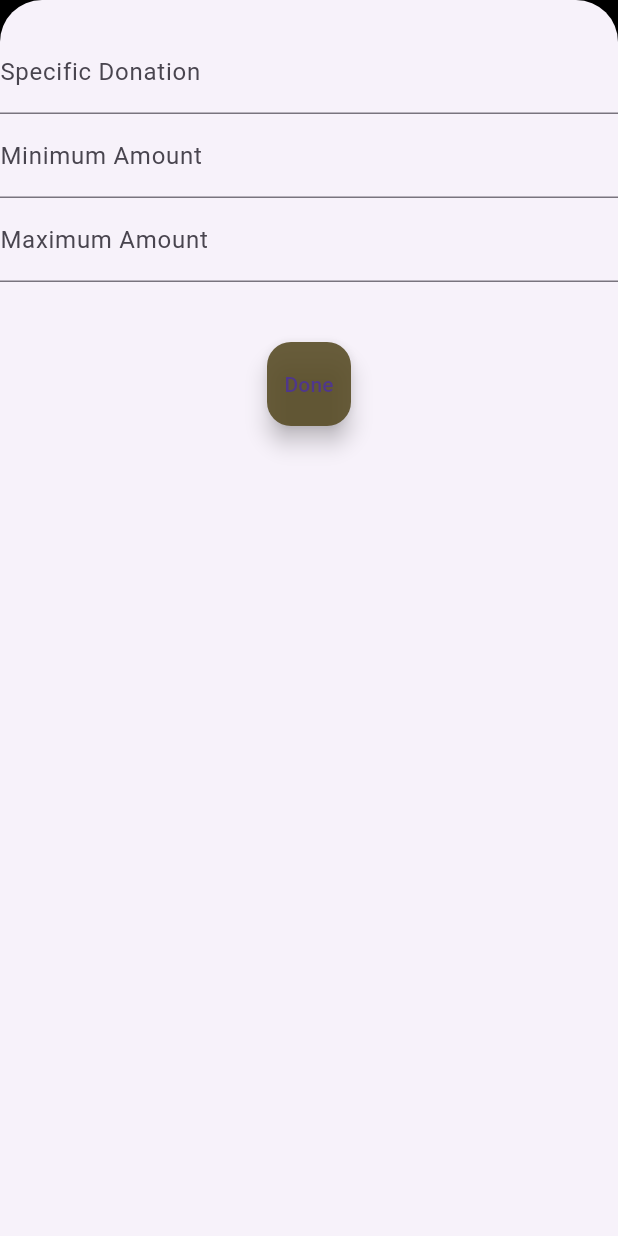
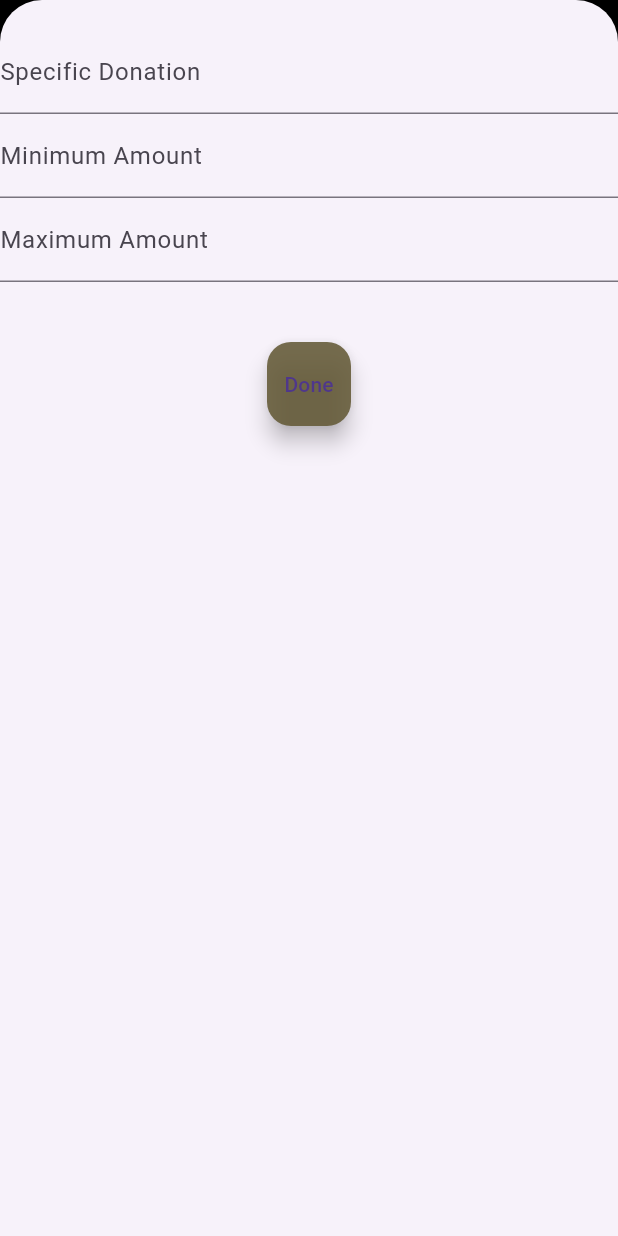
Before and after one commit to TaanHabchy/mission_youth, a Flutter app: the DonationsPage screen opened directly, after a tap on the "edit" icon, on a phone screen of 412 x 824 dp. Run offline on Flutter 3.47's test engine with Material 3 defaults, Android fonts, the phone set to English and light mode, and no system bars; network calls fail.

```diff
--- a/lib/colors.dart
+++ b/lib/colors.dart
@@ -2,6 +2,6 @@ import 'package:flutter/material.dart';
 
 var regnumRed = const Color.fromARGB(227, 234, 44, 10);
 var backgroundColor = const Color.fromARGB(227, 99, 66, 80);
-var regnumBrown = const Color.fromARGB(227, 87, 75, 36);
+var regnumBrown = const Color.fromARGB(225, 100, 90, 55);
 var regnumYellow = const Color.fromARGB(227, 244, 207, 41);
 var regnumOrange = const Color.fromARGB(227, 226, 94, 33);
--- a/lib/models/donation_data.dart
+++ b/lib/models/donation_data.dart
@@ -20,8 +20,6 @@ class DonationData {
   }
 
   String toJson() {
-    print('donation is: $donation');
-    print('min is: $min and the max is $max');
     final id = const Uuid().v8();
     final data = {
       'id': id,
--- a/lib/pages/donations_page.dart
+++ b/lib/pages/donations_page.dart
@@ -33,7 +33,7 @@ class DonationsPageState extends State<DonationsPage> {
     return Scaffold(
       appBar: AppBar(
         backgroundColor: Colors.black,
-        title: Text("${list.length} Donations"),
+        title: const Text("Donations"),
       ),
       backgroundColor: regnumBrown,
       body: ListView.builder(
--- a/lib/services/donations_service.dart
+++ b/lib/services/donations_service.dart
@@ -3,12 +3,12 @@ import 'package:flutter_application_1/models/donation_data.dart';
 import 'package:flutter_application_1/models/donation_list.dart';
 import 'package:http/http.dart' as http;
 
-//Swagger: https://api.restpoint.io/doc-runs?projectId=75fee493-c544-43e5-acd2-a73266b24025&docId=SwaggerUI&x-api-key=0fb67a538e564c5d810e414ee88c156c&pathId=05aa7b69-4f73-4257-a839-7d5028fdbc70#/donations/post-donations
-//JSON:
+//Swagger: https://api.restpoint.io/doc-runs?docId=SwaggerUI&x-endpoint-key=69d536246db54bf49ed09457edcf1e5d
+//JSON:    https://api.restpoint.io/api/donations?docId=SwaggerUI&x-endpoint-key=69d536246db54bf49ed09457edcf1e5d
 
 class DonationService {
   final urlString = 'https://api.restpoint.io/api/donations';
-  final endpointKey = '69d536246db54bf49ed09457edcf1e5d';
+  final endpointKey = '9d159a23e43b4992bd17a0186f43ac62';
   final headerKey = 'x-endpoint-key';
 
   Future<void> insertDonation(String donation, String min, String max) async {
--- a/lib/services/prayer_service.dart
+++ b/lib/services/prayer_service.dart
@@ -5,8 +5,8 @@ import 'package:flutter_application_1/models/prayer_data.dart';
 import 'package:flutter_application_1/models/prayer_list.dart';
 import 'package:http/http.dart' as http;
 
-//Swagger: https://api.restpoint.io/doc-runs?docId=SwaggerUI&x-endpoint-key=b20cf86d62b1491a8fc3b610a7459074#/
-//JSON: https://api.restpoint.io/api/prayers?docId=SwaggerUI&x-endpoint-key=b20cf86d62b1491a8fc3b610a7459074
+//Swagger: https://api.restpoint.io/doc-runs?docId=SwaggerUI&x-endpoint-key=b20cf86d62b1491a8fc3b610a7459074
+//JSON:    https://api.restpoint.io/api/prayers?docId=SwaggerUI&x-endpoint-key=b20cf86d62b1491a8fc3b610a7459074
 
 class PrayerService {
   final urlString = 'https://api.restpoint.io/api/prayers';
--- a/lib/widgets/donate_tile.dart
+++ b/lib/widgets/donate_tile.dart
@@ -18,7 +18,6 @@ class _DonateTileState extends State<DonateTile> {
   @override
   void initState() {
     super.initState();
-    // TODO: implement initState
     supplied = Text(
         'Tap to supply ${widget.donationData.min} - ${widget.donationData.max} items',
         style: myStyle);
```
Also changed, not shown: lib/widgets/done_donation.dart (+22 -0 lines).
